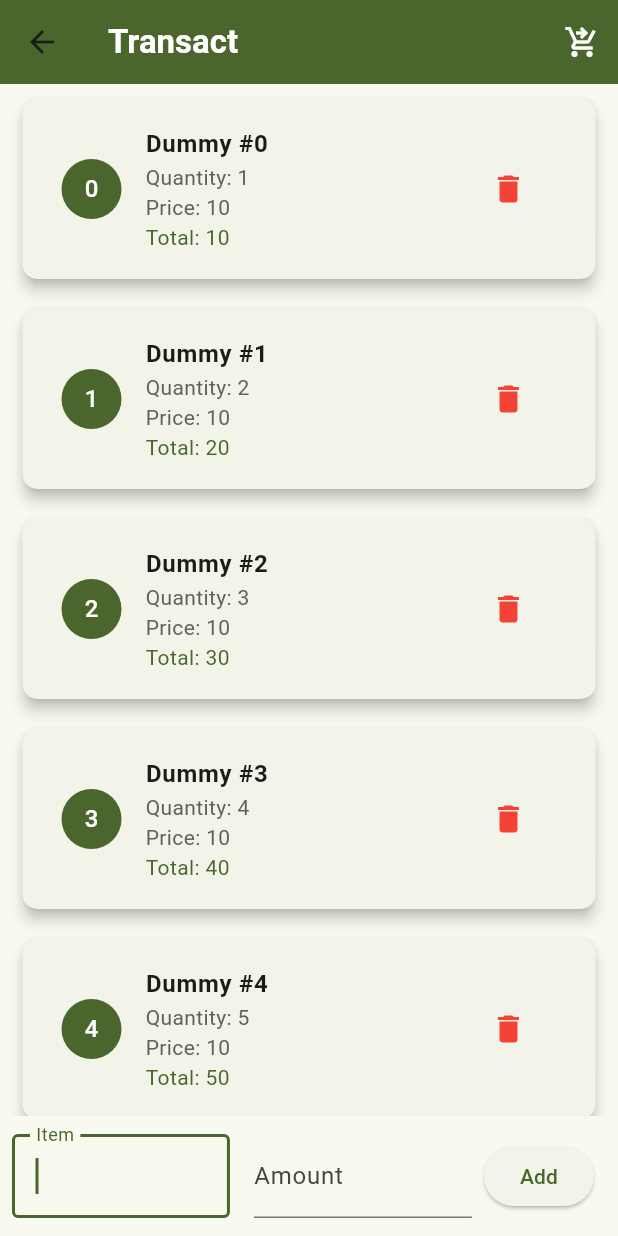
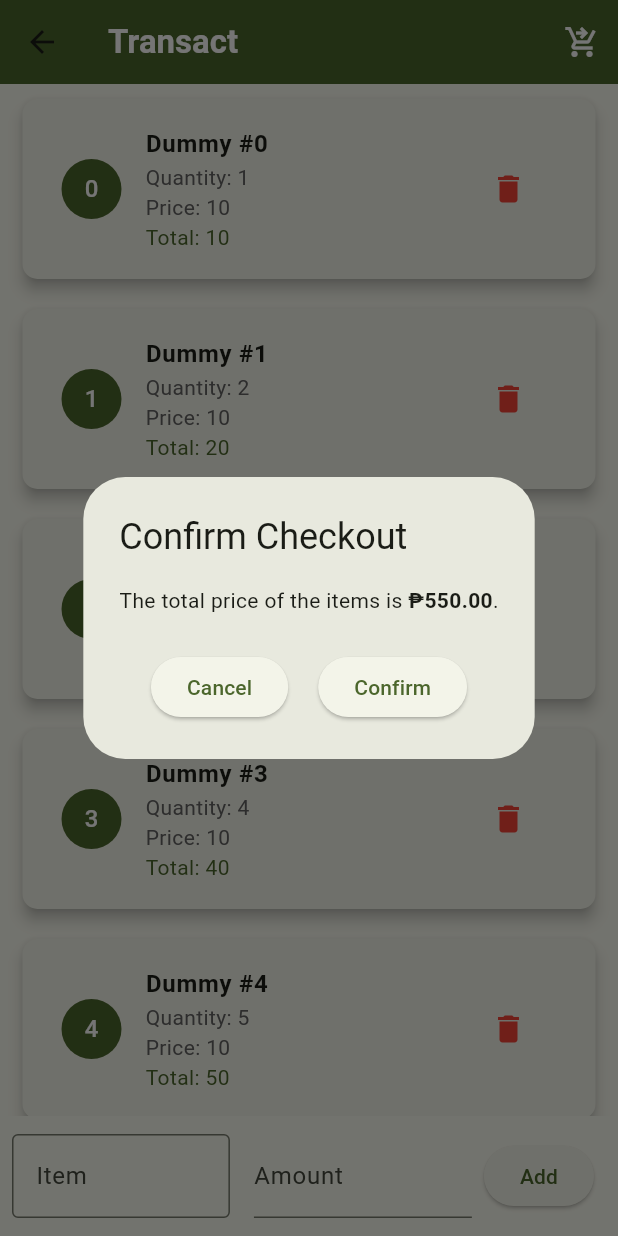
Before and after one commit to WhiteLicorice/Material-Cashier, a Flutter app: the TransactScreen screen opened directly, after a tap on the "shopping cart checkout" icon, on a phone screen of 412 x 824 dp. Run offline on Flutter 3.47's test engine with Material 3 defaults, Android fonts, the light colour scheme and no system bars; drawn by our look-alikes of flutter_typeahead; our stand-ins replace responsive_framework.

Commit message:
feat. checkout. Prototype done!

```diff
--- /dev/null
+++ b/lib/transaction/transact_checkout.dart
@@ -0,0 +1,54 @@
+import 'package:flutter/material.dart';
+
+Future<void> transactCheckout(
+    BuildContext context, List<Map<String, dynamic>> transactions) async {
+  // Calculate the total price of the items
+  double totalPrice = transactions.fold(0, (sum, item) => sum + item['total']);
+
+  // Show a dialog with the total price
+  bool? confirm = await showDialog<bool>(
+    context: context,
+    builder: (BuildContext context) {
+      return AlertDialog(
+        title: const Text('Confirm Checkout'),
+        content: Text.rich(
+          TextSpan(
+            text: 'The total price of the items is ',
+            style: const TextStyle(fontWeight: FontWeight.normal),
+            children: <TextSpan>[
+              TextSpan(
+                text: '₱${totalPrice.toStringAsFixed(2)}',
+                style: const TextStyle(fontWeight: FontWeight.bold),
+              ),
+              const TextSpan(
+                text: '.',
+                style: TextStyle(fontWeight: FontWeight.normal),
+              ),
+            ],
+          ),
+        ),
+        actions: <Widget>[
+          Row(
+            mainAxisAlignment: MainAxisAlignment.center,
+            children: [
+              ElevatedButton(
+                onPressed: () => Navigator.of(context).pop(false),
+                child: const Text('Cancel'),
+              ),
+              const SizedBox(width: 20),
+              ElevatedButton(
+                onPressed: () => Navigator.of(context).pop(true),
+                child: const Text('Confirm'),
+              ),
+            ],
+          ),
+        ],
+      );
+    },
+  );
+
+  // If the cashier confirms and confirm == true, navigate to the home page
+  if (confirm == true && context.mounted) {
+    Navigator.of(context).popUntil((route) => route.isFirst);
+  }
+}
--- a/lib/transaction/transact_screen.dart
+++ b/lib/transaction/transact_screen.dart
@@ -1,5 +1,6 @@
 import 'package:flutter/material.dart';
 import 'transact_form.dart';
+import 'transact_checkout.dart';
 
 // TransactScreen is a StatefulWidget which represents the main screen of the app
 class TransactScreen extends StatefulWidget {
@@ -107,7 +108,7 @@ class _TransactionScreenState extends State<TransactScreen> {
                 icon: const Icon(Icons.shopping_cart_checkout_outlined,
                     color: Colors.white),
                 onPressed: () {
-                  // TODO: Go to checkout screen via Navigator() here
+                  transactCheckout(context, transactions);
                 }),
           ]),
       body: Column(
```
